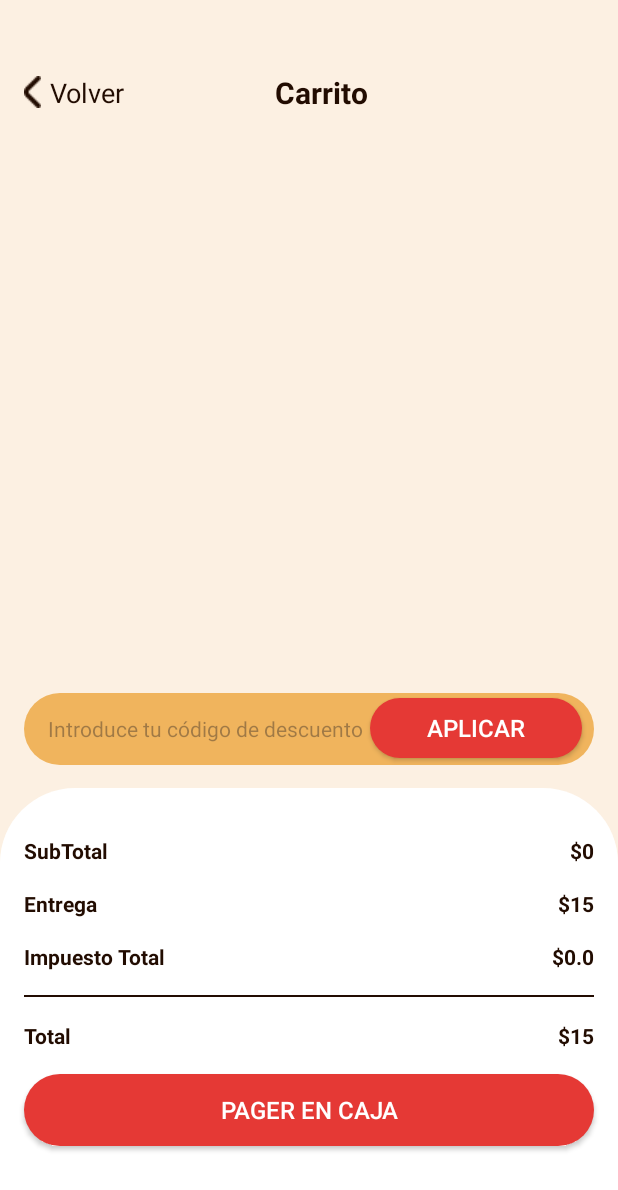
After one commit to Cristhian-Villigua/restaurant_appMovil, an Android app: the CartActivity screen opened directly, with no data from a screen before it, on a phone screen of 412 x 824 dp. The commit adds this screen. Shown: the top 1190 px of the screen. Run offline under Robolectric (Android 15) with nearby library versions, the phone set to English and light mode, and no system bars; our stand-ins replace CircleImageView; pictures from the network do not load.

Commit message:
Realizacion de la funcionalidad del carrito junto algunas modificaciones en el mainActivity y activity_main.xml

```diff
--- a/app/src/main/AndroidManifest.xml
+++ b/app/src/main/AndroidManifest.xml
@@ -21,6 +21,9 @@
         android:roundIcon="@mipmap/ic_launcher_round"
         android:supportsRtl="true"
         android:theme="@style/Theme.ProjectMobileApplicacion">
+        <activity
+            android:name=".user.CartActivity"
+            android:exported="false" />
         <activity
             android:name=".user.ItemsListActivity"
             android:exported="false" />
--- /dev/null
+++ b/app/src/main/java/com/example/project_mobileapplicacion/user/CartActivity.kt
@@ -0,0 +1,67 @@
+package com.example.project_mobileapplicacion.user
+
+import android.content.Intent
+import android.os.Bundle
+import android.widget.ListView
+import androidx.activity.enableEdgeToEdge
+import androidx.appcompat.app.AppCompatActivity
+import androidx.core.view.ViewCompat
+import androidx.core.view.WindowInsetsCompat
+import androidx.recyclerview.widget.LinearLayoutManager
+import com.example.project_mobileapplicacion.R
+import com.example.project_mobileapplicacion.adapter.CartAdapter
+import com.example.project_mobileapplicacion.databinding.ActivityCartBinding
+import com.example.project_mobileapplicacion.helper.ChangeNumberItemsListener
+import com.example.project_mobileapplicacion.helper.ManagmentCart
+
+class CartActivity : AppCompatActivity() {
+    lateinit var binding: ActivityCartBinding
+    lateinit var managementCart: ManagmentCart
+    private var tax: Double = 0.0
+    override fun onCreate(savedInstanceState: Bundle?) {
+        super.onCreate(savedInstanceState)
+        enableEdgeToEdge()
+        binding = ActivityCartBinding.inflate(layoutInflater)
+        setContentView(binding.root)
+
+        managementCart = ManagmentCart(this)
+        calculateCart()
+        setVariable()
+        initCartList()
+    }
+
+
+
+    private fun initCartList() {
+        binding.apply {
+            listView.layoutManager =
+                LinearLayoutManager(this@CartActivity, LinearLayoutManager.VERTICAL, false)
+            listView.adapter= CartAdapter(
+                managementCart.getListCart(),
+                this@CartActivity, object : ChangeNumberItemsListener{
+                    override fun onChanged() {
+                        calculateCart()
+                    }
+                }
+            )
+        }
+    }
+
+    private fun setVariable() {
+        binding.btnBack.setOnClickListener { finish() }
+    }
+
+    private fun calculateCart() {
+        val percentTax = 0.02
+        val delivery = 15
+        tax = Math.round((managementCart.getTotalFee()*percentTax)*100)/100.0
+        val total = Math.round((managementCart.getTotalFee()+tax+delivery)*100)/100
+        val itemTotal = Math.round(managementCart.getTotalFee()*100)/100
+        binding.apply {
+            txtTotalFee.text = "$$itemTotal"
+            txtTotalTax.text = "$$tax"
+            txtDelivery.text = "$$delivery"
+            txtTotal.text = "$$total"
+        }
+    }
+}
--- a/app/src/main/java/com/example/project_mobileapplicacion/user/ItemsListActivity.kt
+++ b/app/src/main/java/com/example/project_mobileapplicacion/user/ItemsListActivity.kt
@@ -4,11 +4,8 @@ import android.os.Bundle
 import android.view.View
 import androidx.activity.enableEdgeToEdge
 import androidx.appcompat.app.AppCompatActivity
-import androidx.core.view.ViewCompat
-import androidx.core.view.WindowInsetsCompat
 import androidx.lifecycle.Observer
 import androidx.recyclerview.widget.LinearLayoutManager
-import com.example.project_mobileapplicacion.R
 import com.example.project_mobileapplicacion.adapter.ItemsListCategoryAdapter
 import com.example.project_mobileapplicacion.databinding.ActivityItemsListBinding
 import com.example.project_mobileapplicacion.viewModel.MainViewModel
--- /dev/null
+++ b/app/src/main/res/drawable/orange_bg.xml
@@ -0,0 +1,9 @@
+<?xml version="1.0" encoding="utf-8"?>
+<selector xmlns:android="http://schemas.android.com/apk/res/android">
+<item>
+    <shape android:shape="rectangle">
+        <solid android:color="@color/orange"/>
+        <corners android:radius="50dp"/>
+    </shape>
+</item>
+</selector>
--- /dev/null
+++ b/app/src/main/res/drawable/white_top_corner_bg.xml
@@ -0,0 +1,9 @@
+<?xml version="1.0" encoding="utf-8"?>
+<selector xmlns:android="http://schemas.android.com/apk/res/android">
+<item>
+    <shape android:shape="rectangle">
+        <corners android:topRightRadius="50dp" android:topLeftRadius="50dp"/>
+        <solid android:color="@android:color/white"/>
+    </shape>
+</item>
+</selector>
--- /dev/null
+++ b/app/src/main/res/layout/activity_cart.xml
@@ -0,0 +1,248 @@
+<?xml version="1.0" encoding="utf-8"?>
+<androidx.constraintlayout.widget.ConstraintLayout xmlns:android="http://schemas.android.com/apk/res/android"
+    xmlns:app="http://schemas.android.com/apk/res-auto"
+    xmlns:tools="http://schemas.android.com/tools"
+    android:id="@+id/main"
+    android:layout_width="match_parent"
+    android:layout_height="match_parent"
+    android:background="@color/lightCream"
+    tools:context=".user.ItemsListActivity">
+
+    <ScrollView
+        android:id="@+id/scrollView2"
+        android:layout_width="match_parent"
+        android:layout_height="match_parent"
+        tools:layout_editor_absoluteX="39dp"
+        tools:layout_editor_absoluteY="-285dp">
+
+        <LinearLayout
+            android:layout_width="match_parent"
+            android:layout_height="wrap_content"
+            android:orientation="vertical"
+            android:paddingBottom="400dp">
+
+            <androidx.constraintlayout.widget.ConstraintLayout
+                android:layout_width="match_parent"
+                android:layout_height="match_parent"
+                android:layout_marginTop="48dp">
+
+                <LinearLayout
+                    android:id="@+id/btnBack"
+                    android:layout_width="wrap_content"
+                    android:layout_height="match_parent"
+                    android:layout_marginStart="16dp"
+                    android:orientation="horizontal"
+                    app:layout_constraintBottom_toBottomOf="parent"
+                    app:layout_constraintStart_toStartOf="parent"
+                    app:layout_constraintTop_toTopOf="parent">
+
+                    <ImageView
+                        android:id="@+id/imageView2"
+                        android:layout_width="wrap_content"
+                        android:layout_height="wrap_content"
+                        android:layout_gravity="center_vertical"
+                        app:srcCompat="@drawable/back"
+                        android:contentDescription="@string/Back"/>
+
+                    <TextView
+                        android:id="@+id/textView2"
+                        android:layout_width="0dp"
+                        android:layout_height="wrap_content"
+                        android:layout_marginStart="6dp"
+                        android:layout_weight="1"
+                        android:text="@string/Back"
+                        android:textColor="@color/darkBrown"
+                        android:textSize="18sp" />
+
+                </LinearLayout>
+
+                <TextView
+                    android:id="@+id/txtCategory"
+                    android:layout_width="wrap_content"
+                    android:layout_height="wrap_content"
+                    android:text="@string/Cart"
+                    android:textColor="@color/darkBrown"
+                    android:textSize="20sp"
+                    android:textStyle="bold"
+                    app:layout_constraintBottom_toBottomOf="parent"
+                    app:layout_constraintEnd_toEndOf="parent"
+                    app:layout_constraintStart_toStartOf="@+id/btnBack"
+                    app:layout_constraintTop_toTopOf="parent" />
+            </androidx.constraintlayout.widget.ConstraintLayout>
+
+            <androidx.recyclerview.widget.RecyclerView
+                android:id="@+id/listView"
+                android:layout_width="match_parent"
+                android:layout_height="match_parent" />
+
+        </LinearLayout>
+    </ScrollView>
+
+    <LinearLayout
+        android:layout_width="match_parent"
+        android:layout_height="48dp"
+        android:layout_marginHorizontal="16dp"
+        android:layout_marginBottom="15dp"
+        android:background="@drawable/orange_bg"
+        android:orientation="horizontal"
+        app:layout_constraintBottom_toTopOf="@+id/linearLayout"
+        app:layout_constraintEnd_toEndOf="parent"
+        app:layout_constraintStart_toStartOf="parent">
+
+        <EditText
+            android:id="@+id/editTextText"
+            android:layout_width="wrap_content"
+            android:layout_height="match_parent"
+            android:layout_weight="1"
+            android:background="#00000000"
+            android:ems="10"
+            android:hint="@string/Enter_Your_Discount_Code"
+            android:inputType="text"
+            android:paddingStart="16dp"
+            android:paddingEnd="0dp"
+            android:textColor="@color/darkBrown"
+            android:textSize="14sp" />
+
+        <androidx.appcompat.widget.AppCompatButton
+            android:id="@+id/button"
+            android:layout_width="70dp"
+            android:layout_height="40dp"
+            android:layout_marginEnd="8dp"
+            android:layout_weight="1"
+            android:background="@drawable/button_background"
+            android:text="@string/Apply"
+            android:textColor="@color/white"
+            android:textSize="16sp" />
+    </LinearLayout>
+
+    <LinearLayout
+        android:id="@+id/linearLayout"
+        android:layout_width="match_parent"
+        android:layout_height="wrap_content"
+        android:background="@drawable/white_top_corner_bg"
+        android:orientation="vertical"
+        android:paddingTop="16dp"
+        app:layout_constraintBottom_toBottomOf="parent"
+        app:layout_constraintEnd_toEndOf="parent"
+        app:layout_constraintStart_toStartOf="parent">
+
+        <androidx.constraintlayout.widget.ConstraintLayout
+            android:layout_width="match_parent"
+            android:layout_height="match_parent"
+            android:layout_margin="16dp">
+
+            <TextView
+                android:id="@+id/txtTotal"
+                android:layout_width="wrap_content"
+                android:layout_height="wrap_content"
+                android:layout_marginTop="16dp"
+                android:text="@string/Pay"
+                android:textColor="@color/darkBrown"
+                android:textStyle="bold"
+                app:layout_constraintEnd_toEndOf="parent"
+                app:layout_constraintTop_toBottomOf="@+id/view3" />
+
+            <TextView
+                android:id="@+id/textView3"
+                android:layout_width="wrap_content"
+                android:layout_height="wrap_content"
+                android:layout_marginTop="16dp"
+                android:text="@string/Delivery"
+                android:textColor="@color/darkBrown"
+                android:textStyle="bold"
+                app:layout_constraintStart_toStartOf="parent"
+                app:layout_constraintTop_toBottomOf="@+id/textView4" />
+
+            <TextView
+                android:id="@+id/textView4"
+                android:layout_width="wrap_content"
+                android:layout_height="wrap_content"
+                android:text="@string/SubTotal"
+                android:textColor="@color/darkBrown"
+                android:textStyle="bold"
+                app:layout_constraintStart_toStartOf="parent"
+                app:layout_constraintTop_toTopOf="parent" />
+
+            <TextView
+                android:id="@+id/textView5"
+                android:layout_width="wrap_content"
+                android:layout_height="wrap_content"
+                android:layout_marginTop="16dp"
+                android:text="@string/Total_Tax"
+                android:textColor="@color/darkBrown"
+                android:textStyle="bold"
+                app:layout_constraintStart_toStartOf="parent"
+                app:layout_constraintTop_toBottomOf="@+id/textView3" />
+
+            <TextView
+                android:id="@+id/txtTotalFee"
+                android:layout_width="wrap_content"
+                android:layout_height="wrap_content"
+                android:text="@string/Pay"
+                android:textColor="@color/darkBrown"
+                android:textStyle="bold"
+                app:layout_constraintEnd_toEndOf="parent"
+                app:layout_constraintTop_toTopOf="parent" />
+
+            <TextView
+                android:id="@+id/txtDelivery"
+                android:layout_width="wrap_content"
+                android:layout_height="wrap_content"
+                android:layout_marginTop="16dp"
+                android:text="@string/Pay"
+                android:textColor="@color/darkBrown"
+                android:textStyle="bold"
+                app:layout_constraintEnd_toEndOf="parent"
+                app:layout_constraintTop_toBottomOf="@+id/txtTotalFee" />
+
+            <TextView
+                android:id="@+id/txtTotalTax"
+                android:layout_width="wrap_content"
+                android:layout_height="wrap_content"
+                android:layout_marginTop="16dp"
+                android:text="@string/Pay"
+                android:textColor="@color/darkBrown"
+                android:textStyle="bold"
+                app:layout_constraintEnd_toEndOf="parent"
+                app:layout_constraintTop_toBottomOf="@+id/txtDelivery" />
+
+            <View
+                android:id="@+id/view3"
+                android:layout_width="wrap_content"
+                android:layout_height="1dp"
+                android:layout_marginTop="16dp"
+                android:background="@color/darkBrown"
+                app:layout_constraintEnd_toEndOf="parent"
+                app:layout_constraintStart_toStartOf="parent"
+                app:layout_constraintTop_toBottomOf="@+id/textView5" />
+
+            <TextView
+                android:id="@+id/plusEachItem"
+                android:layout_width="wrap_content"
+                android:layout_height="wrap_content"
+                android:layout_marginTop="16dp"
+                android:text="@string/Total"
+                android:textColor="@color/darkBrown"
+                android:textStyle="bold"
+                app:layout_constraintStart_toStartOf="parent"
+                app:layout_constraintTop_toBottomOf="@+id/view3" />
+
+
+        </androidx.constraintlayout.widget.ConstraintLayout>
+
+        <androidx.appcompat.widget.AppCompatButton
+            android:id="@+id/button3"
+            android:layout_width="match_parent"
+            android:layout_height="0dp"
+            android:layout_marginLeft="16dp"
+            android:layout_marginRight="16dp"
+            android:layout_marginBottom="60dp"
+            android:layout_weight="1"
+            android:background="@drawable/button_background"
+            android:text="@string/Proceed_To_Checkout"
+            android:textColor="@color/white"
+            android:textSize="16sp" />
+
+    </LinearLayout>
+
+</androidx.constraintlayout.widget.ConstraintLayout>
--- a/app/src/main/res/layout/activity_detail.xml
+++ b/app/src/main/res/layout/activity_detail.xml
@@ -128,7 +128,7 @@
                     android:orientation="horizontal">
 
                     <TextView
-                        android:id="@+id/textView7"
+                        android:id="@+id/txtDelivery"
                         android:layout_width="wrap_content"
                         android:layout_height="wrap_content"
                         android:layout_gravity="center_vertical"
--- a/app/src/main/res/layout/activity_items_list.xml
+++ b/app/src/main/res/layout/activity_items_list.xml
@@ -40,7 +40,8 @@
                         android:layout_width="wrap_content"
                         android:layout_height="wrap_content"
                         android:layout_gravity="center_vertical"
-                        app:srcCompat="@drawable/back" />
+                        app:srcCompat="@drawable/back"
+                        android:contentDescription="@string/Back"/>
 
                     <TextView
                         android:id="@+id/textView2"
--- a/app/src/main/res/layout/activity_main.xml
+++ b/app/src/main/res/layout/activity_main.xml
@@ -209,6 +209,7 @@
                 >
 
                 <LinearLayout
+                    android:id="@+id/btnCart"
                     android:layout_width="0dp"
                     android:layout_height="match_parent"
                     android:layout_weight="0.2"
@@ -219,8 +220,8 @@
                         android:layout_width="22dp"
                         android:layout_height="22dp"
                         android:layout_gravity="center"
-                        app:srcCompat="@drawable/ic_cart"
-                        android:contentDescription="@string/Cart"/>
+                        android:contentDescription="@string/Cart"
+                        app:srcCompat="@drawable/ic_cart" />
 
                     <TextView
                         android:id="@+id/textCar"
--- a/app/src/main/res/values/strings.xml
+++ b/app/src/main/res/values/strings.xml
@@ -43,4 +43,18 @@
     <string name="Back">Volver</string>
     <string name="Photo">Subir foto</string>
     <string name="List">Lista</string>
+    <string name="Enter_Your_Discount_Code">Introduce tu código de descuento</string>
+    <string name="Apply">Aplicar</string>
+    <string name="Pay">$-</string>
+    <string name="Delivery">Entrega</string>
+    <string name="SubTotal">SubTotal</string>
+    <string name="Total_Tax">Impuesto Total</string>
+    <string name="Total">Total</string>
+    <string name="Proceed_To_Checkout">Pager en caja</string>
+    <string name="Remove">remove</string>
+    <string name="Title">title</string>
+    <string name="minus">-</string>
+    <string name="Zero">0</string>
+    <string name="Plus">+</string>
+    <string name="Zero_Price">$0</string>
 </resources>
```
Also changed, not shown: app/src/main/java/com/example/project_mobileapplicacion/MainActivity.kt (+7 -0 lines), app/src/main/java/com/example/project_mobileapplicacion/adapter/CartAdapter.kt (added, +64 -0 lines), app/src/main/res/layout/viewholder_cart.xml (added, +118 -0 lines).
